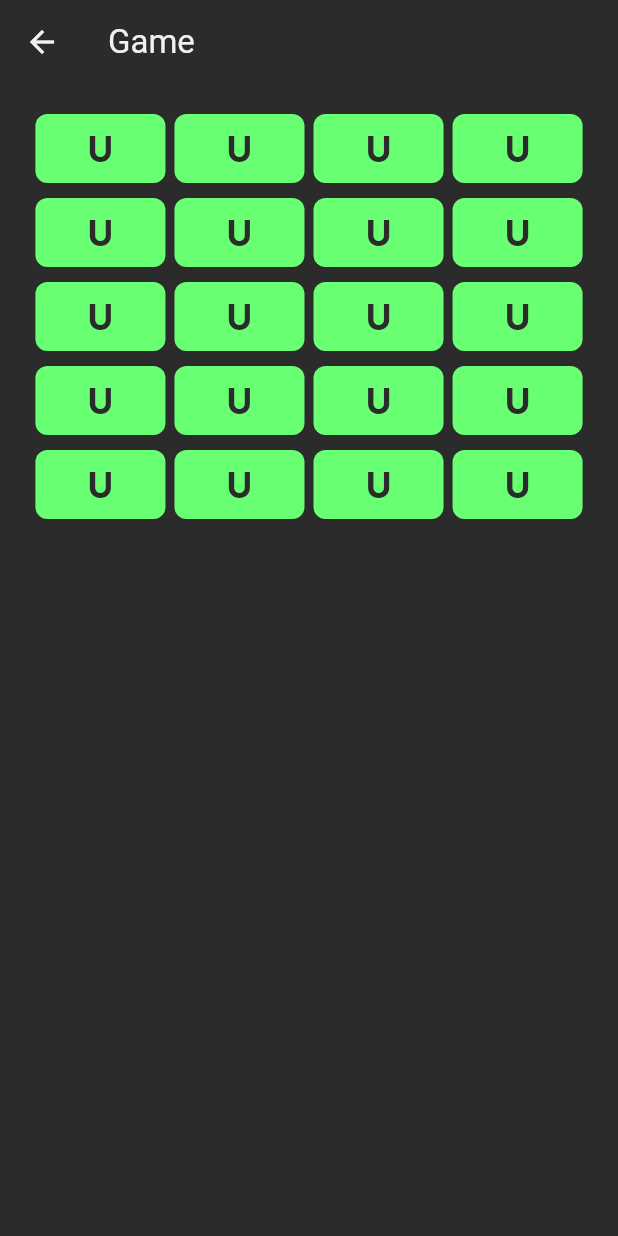
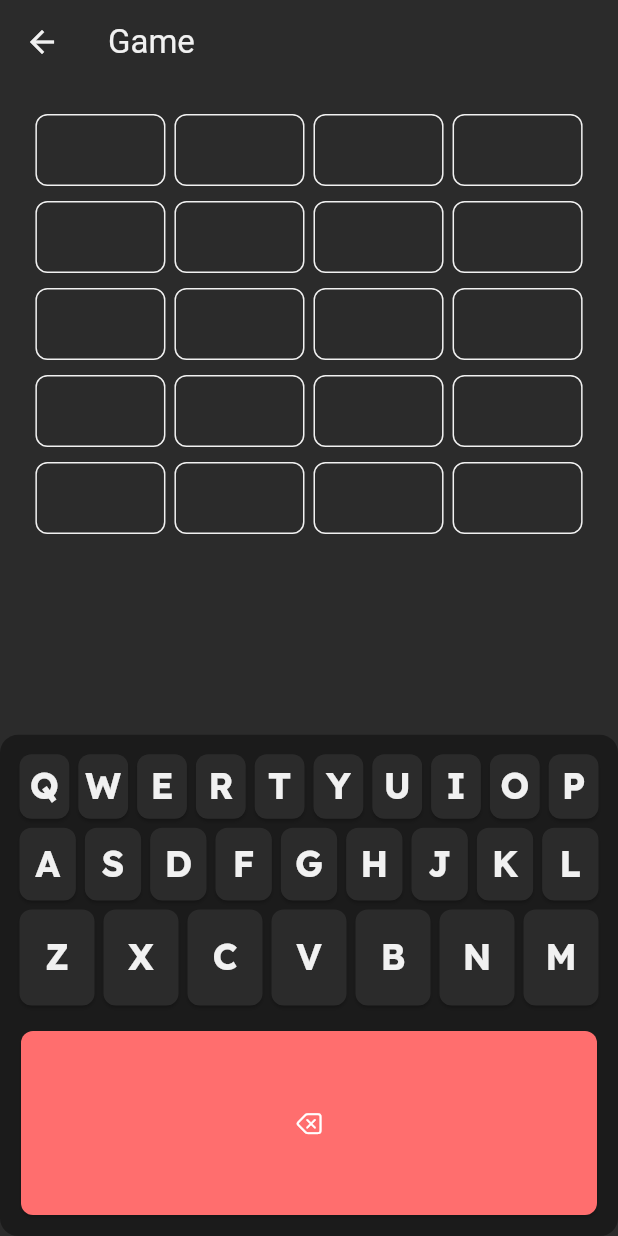
Before and after one commit to urvihp1001/wordle_clone, a Flutter app: the screen it shows after launch, after a tap on "Start Game", on a phone screen of 412 x 824 dp. Run offline on Flutter 3.47's test engine with Material 3 defaults, Android fonts, the phone set to English and light mode, and no system bars; our stand-ins replace flutter_bloc, get_it, go_router.

Commit message:
added game keyboard and improved game screen

```diff
--- a/lib/core/theme/app_colors.dart
+++ b/lib/core/theme/app_colors.dart
@@ -5,6 +5,7 @@ class AppColors{
   static const Color secondary = Color(0xFF1B1B1B);
   static const Color surface = Color(0xFF2B2B2B);
   static const Color onSurface = Color(0xFF434343);
+
   static const Color text=Color(0xFFF1F1F1);
   static const Color green=Color(0xFF68FF72);
   static const Color yellow=Color(0xFFFAFF76);
--- a/lib/core/theme/app_theme.dart
+++ b/lib/core/theme/app_theme.dart
@@ -14,6 +14,7 @@ class AppTheme{
       onError: AppColors.surface,
       surface: AppColors.surface,
       onSurface: AppColors.text,
+      onSurfaceVariant: AppColors.onSurface
       ),
       textTheme: const TextTheme(
         bodySmall: TextStyle(
--- a/lib/features/game/presentation/bloc/game_bloc.dart
+++ b/lib/features/game/presentation/bloc/game_bloc.dart
@@ -4,13 +4,30 @@ import 'package:flutter_bloc/flutter_bloc.dart';
 class GameBloc extends Bloc<GameEvent, GameState> {
  GameBloc() : super(GameState.initial()) {
     on<StartGameEvent>(onStartGameEvent);
+    on<EnterKeyEvent>(onEnterKeyEvent);
   }
   Future<void> onStartGameEvent(
       StartGameEvent event, Emitter<GameState> emit) async {
     emit(state.copyWith(
       status: GameStatus.inProgress,
       word:'TEST',
+
       attemptsCount: event.attemptsCount,
     ));
   }
+  Future<void> onEnterKeyEvent(
+      EnterKeyEvent event, Emitter<GameState> emit) async {
+    var currentAttempt = state.currentAttempt ?? '';
+    var word=state.word??'';
+  if(word.isEmpty){
+    return;
+  }
+  if(currentAttempt.length>=word.length){
+    return;
+  }
+  emit(state.copyWith(
+    currentAttempt: currentAttempt+event.key,
+    status: GameStatus.inProgress,
+  ));
+      }
 }
--- a/lib/features/game/presentation/page/game_page.dart
+++ b/lib/features/game/presentation/page/game_page.dart
@@ -3,7 +3,9 @@ import 'package:flutter_bloc/flutter_bloc.dart';
 import 'package:wordle_urvi_version/core/get_it/get_it.dart';
 import 'package:wordle_urvi_version/features/game/presentation/bloc/game_bloc.dart';
 import 'package:wordle_urvi_version/features/game/presentation/bloc/game_event.dart';
+import 'package:wordle_urvi_version/features/game/presentation/bloc/game_state.dart';
 import 'package:wordle_urvi_version/features/game/presentation/widgets/attempt_widget.dart';
+import 'package:wordle_urvi_version/features/game/presentation/widgets/game_keyboard.dart';
 
 class GamePage extends StatelessWidget {
   final int attemptsCount;
@@ -23,7 +25,9 @@ class GamePage extends StatelessWidget {
       create: (context) => getIt<GameBloc>()
        ..add(StartGameEvent(
             attemptsCount: attemptsCount, wordLength: wordLength)),
-        child: Scaffold(
+        child: BlocBuilder<GameBloc,GameState>(
+          builder: (context,state) {
+            return Scaffold(
               appBar: AppBar(
                 title: const Text('Game'),
               ),
@@ -31,8 +35,17 @@ class GamePage extends StatelessWidget {
                 SizedBox(
                   height: 20,
                 ),
-       AttemptWidget()
+                   AttemptWidget(),
+                   Spacer(),
+                   GameKeyboard(onKeyPressed: (v){
+              context.read<GameBloc>().add(EnterKeyEvent(key: v));
+                   },
+                   onDelete: (){},
+                   onSubmit: (){},
+                   )
               ],)
+            );
+          }
         ),
 
     );
--- a/lib/features/game/presentation/widgets/attempt_row.dart
+++ b/lib/features/game/presentation/widgets/attempt_row.dart
@@ -21,11 +21,14 @@ class AttemptRow extends StatelessWidget {
           children: List.generate(
            4,
             (letterIndex) {
+              var text= _getLetter(letterIndex, attemptIndex, previousAttempts, currentAttempt, isCurrentAttempt);
+              var boxColor=getBoxColor(context, text, word, attemptIndex, letterIndex, previousAttempts, isCurrentAttempt);
+              var textColor=getTextColor(context, text, word, attemptIndex, letterIndex, previousAttempts, isCurrentAttempt);
               return Expanded(child:
                 LetterBoxWidget(
-                  text: 'U',
-                  boxColor: AppColors.green,
-                  textColor: AppColors.surface
+                  text: text,
+                  boxColor: boxColor,
+                  textColor: textColor,
                 )
               );
             }
@@ -35,4 +38,44 @@ class AttemptRow extends StatelessWidget {
       }
     );
   }
+  //add correct letter/space to the letter box
+  String _getLetter(int letterIndex, int attemptIndex, List<String> previousAttempts, String currentAttempt, bool isCurrentAttempt) {
+    if (attemptIndex < previousAttempts.length) {
+      return previousAttempts[attemptIndex][letterIndex];
+    } else if (isCurrentAttempt) {
+      if (letterIndex < currentAttempt.length) {
+        return currentAttempt[letterIndex];
+      } else {
+        return '';
+      }
+    } else {
+      return '';
+    }
+
+  }
+  //add correct color to the letter box
+  Color? getBoxColor(BuildContext context, String letter, String word, int attemptIndex, int letterIndex, List<String> previousAttempts, bool isCurrentAttempt) {
+if(attemptIndex>=previousAttempts.length||letter.isEmpty || isCurrentAttempt){ //adding lettters to middle of the word or empty or next position
+  return null;
 }
+else if (word[letterIndex] == letter) { //correct letter
+  return AppColors.green;
+  }
+else if (word.contains(letter)) { //present letter
+  return AppColors.yellow;
+  }
+  return Theme.of(context).colorScheme.onSurfaceVariant; //not present letter
+  }
+
+    Color? getTextColor(BuildContext context, String letter, String word, int attemptIndex, int letterIndex, List<String> previousAttempts, bool isCurrentAttempt) {
+if(attemptIndex>=previousAttempts.length||letter.isEmpty || isCurrentAttempt){ //adding lettters to middle of the word or empty or next position
+  return Theme.of(context).colorScheme.onSurface;
+
+}
+else if (word[letterIndex] == letter || word.contains(letter)) {
+  return Theme.of(context).colorScheme.surface;
+  }
+  return Theme.of(context).colorScheme.onSurface; //not present letter
+  }
+
+}
--- /dev/null
+++ b/lib/features/game/presentation/widgets/game_keyboard.dart
@@ -0,0 +1,97 @@
+import 'package:flutter/cupertino.dart';
+import 'package:flutter/material.dart';
+import 'package:flutter/widgets.dart';
+import 'package:flutter_bloc/flutter_bloc.dart';
+import 'package:wordle_urvi_version/core/theme/app_colors.dart';
+import 'package:wordle_urvi_version/features/game/presentation/bloc/game_bloc.dart';
+import 'package:wordle_urvi_version/features/game/presentation/bloc/game_state.dart';
+
+class GameKeyboard extends StatelessWidget {
+  final Function (String)? onKeyPressed;
+  final Function ()? onDelete;
+  final Function ()? onSubmit;
+
+  const GameKeyboard({super.key, required this.onKeyPressed, required this.onDelete,required this.onSubmit});
+
+  @override
+  Widget build(BuildContext context) {
+    const rows=['QWERTYUIOP','ASDFGHJKL','ZXCVBNM'];
+    return BlocBuilder<GameBloc,GameState>(builder:( context,state){
+      return Container(
+        padding: const EdgeInsets.all(10),
+        decoration: BoxDecoration(
+          color:Theme.of(context).colorScheme.secondary,
+          borderRadius: BorderRadius.circular(12),
+        ),
+        child: Column(mainAxisSize:MainAxisSize.min,
+        children: [
+          ...rows.map((row)=>
+         _buildKeyboardRow(context, state, row),
+         //for every row in rows, build a row of keys
+         ),SizedBox(height: 10,),
+          _buildActionRow(state),
+
+        ],
+        ),
+      );
+    });
+
+  }
+  Widget _buildKeyboardRow(BuildContext context, GameState state, String row){
+    return Row(
+      mainAxisAlignment: MainAxisAlignment.center,
+      children: row.split('').map((key)=>_buildKey(context, state, key)).toList(),//extract each letter in row while iterating thru every row so 3 build rows maybe reqd
+    );
+  }
+  Widget _buildActionRow(GameState state){
+    return Row(
+      children: [
+        Expanded(child: AspectRatio(
+          aspectRatio: 3,
+          child: Padding(
+            padding: const EdgeInsets.all(4),
+            child: ElevatedButton(
+              onPressed: onDelete,
+              style: ElevatedButton.styleFrom(
+                backgroundColor: AppColors.red,
+                shape: RoundedRectangleBorder(
+                  borderRadius: BorderRadius.circular(8),
+                ),
+              ),
+              child:Icon(
+                CupertinoIcons.delete_left,
+                color: Colors.white,
+              ),
+            ),
+          ),
+        )),
+      ],
+    );
+  }
+  Widget _buildKey(BuildContext context, GameState state, String key){
+    return Expanded(
+
+    child: AspectRatio(
+      aspectRatio: 0.8,
+      child: Padding(
+        padding: const EdgeInsets.all(3),
+        child: ElevatedButton(onPressed: ()=>onKeyPressed!(key),
+        style: ElevatedButton.styleFrom(
+        padding: EdgeInsets.zero,
+        shape: RoundedRectangleBorder(
+          borderRadius: BorderRadius.circular(8),
+
+        ),
+        ),
+        child: Text(
+          key,
+          style: Theme.of(context).textTheme.headlineMedium?.copyWith(
+            fontWeight: FontWeight.bold,
+          ),
+        ),
+      ),
+    )
+    )
+    );
+  }
+}
--- a/lib/features/game/presentation/widgets/letter_box_widget.dart
+++ b/lib/features/game/presentation/widgets/letter_box_widget.dart
@@ -13,9 +13,11 @@ class LetterBoxWidget extends StatelessWidget {
     margin: EdgeInsets.symmetric(horizontal: 3),
     padding: EdgeInsets.all(8),
     decoration: BoxDecoration(
-
+    border:  boxColor == null
+              ? Border.all(color: Theme.of(context).colorScheme.onSurface)
+              : null, // Add border only if boxColor is null
       borderRadius: BorderRadius.circular(8),
-      color: boxColor ?? Theme.of(context).colorScheme.primary,
+      color: boxColor ,
     ),
     child: Center(
       child: Text(
```
Lines whose indentation alone changed are shown as unchanged.
